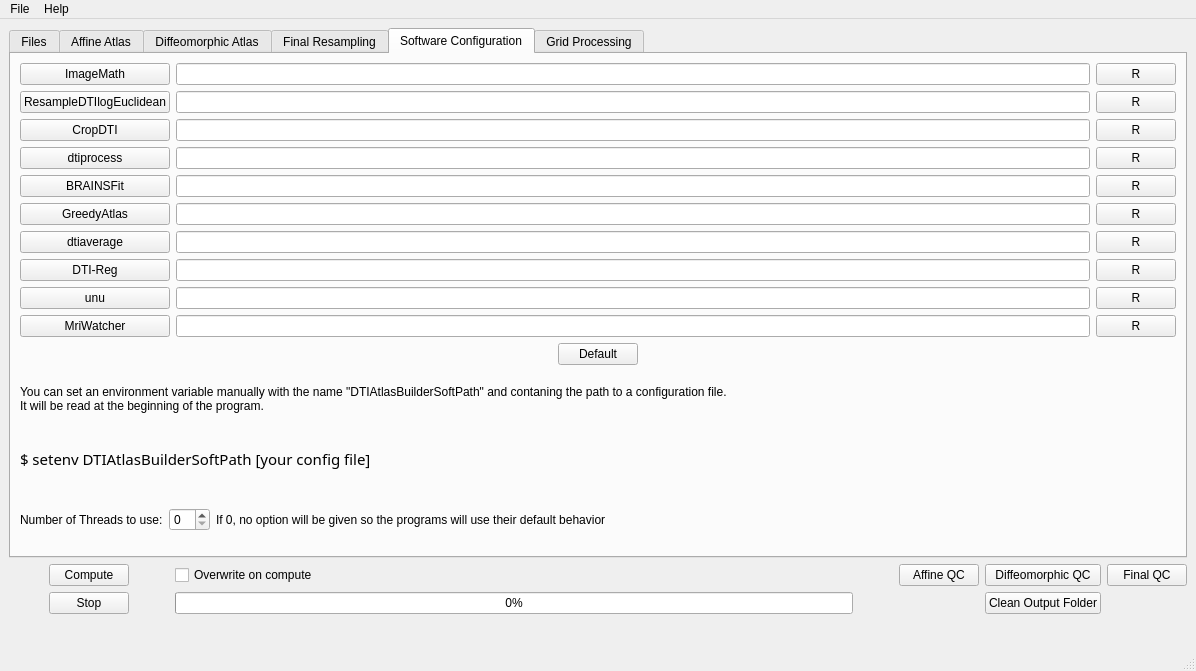
Before: the Qt Designer form GUIwindow.ui in NIRALUser/DTIAtlasBuilder, drawn with Qt 5.
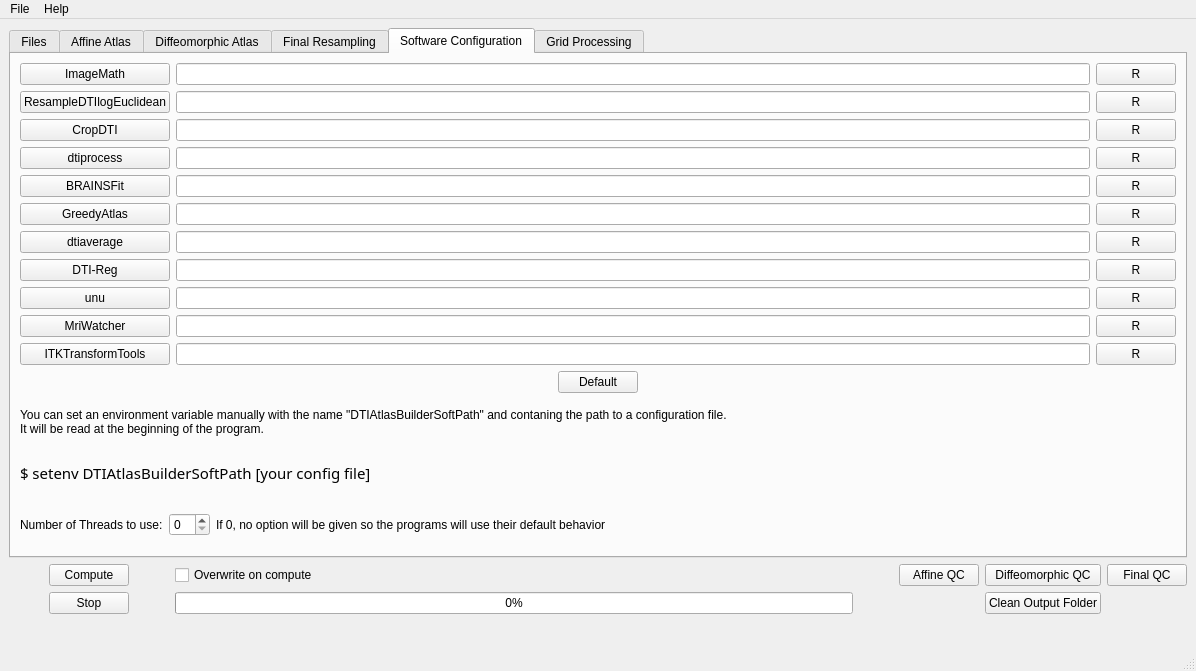
After: the same form once the commit is applied. The open tabs and pages were chosen to show the change. Icons and pictures are not drawn.

Commit message: ENH: ITKTransformTools added to software configuration

What changed in the file:
```diff
--- a/GUIwindow.ui
+++ b/GUIwindow.ui
@@ -1505,6 +1505,23 @@
             </property>
            </widget>
           </item>
+          <item row="11" column="0">
+           <widget class="QPushButton" name="ITKTransformToolsButton">
+            <property name="text">
+             <string>ITKTransformTools</string>
+            </property>
+           </widget>
+          </item>
+          <item row="11" column="1">
+           <widget class="QLineEdit" name="ITKTransformToolsPath"/>
+          </item>
+          <item row="11" column="2">
+           <widget class="QPushButton" name="ITKTransformToolsResetButton">
+            <property name="text">
+             <string>R</string>
+            </property>
+           </widget>
+          </item>
          </layout>
         </item>
         <item>
```
Left out of the diff: 248 changed lines with no effect on the pictures. The commit also changes 2 other files.
